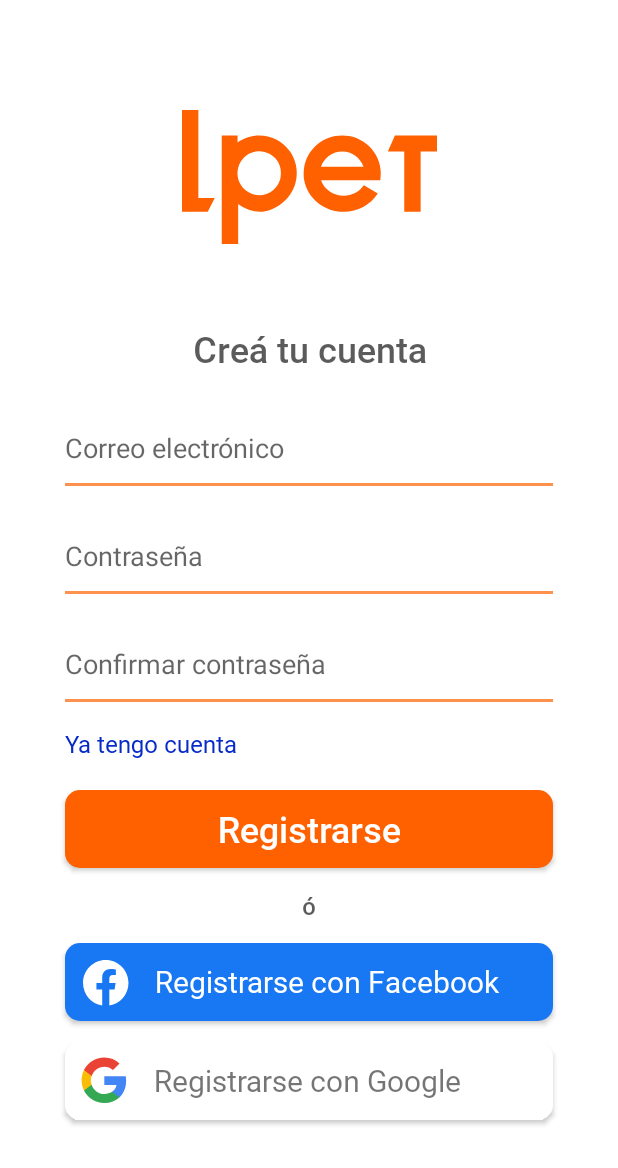
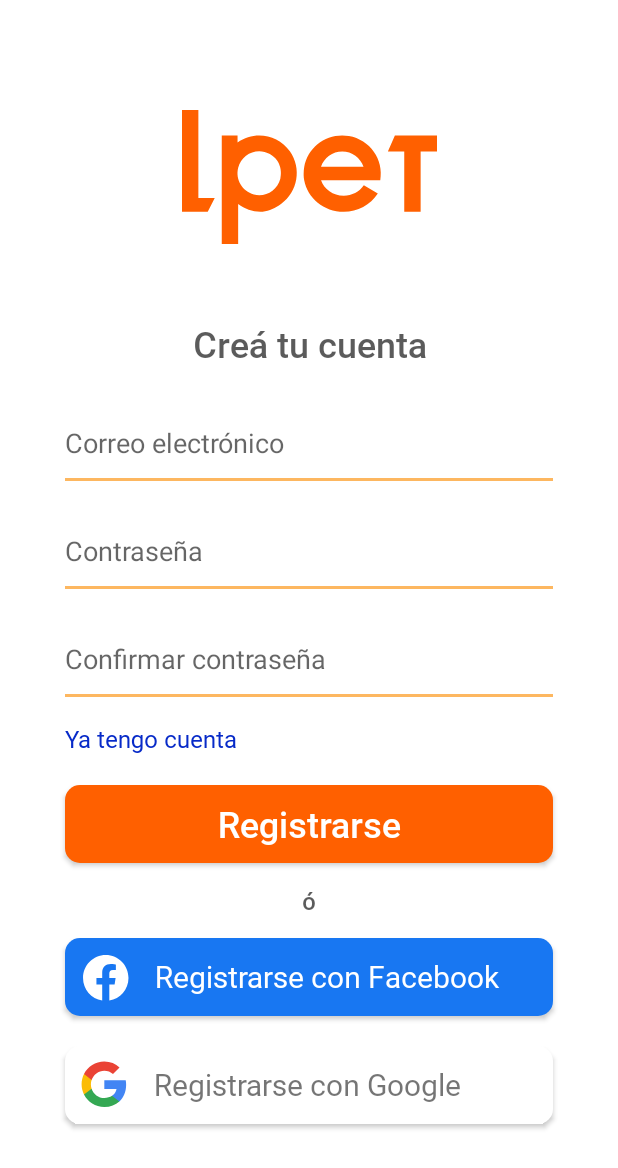
Before and after one commit to PolNun/lpet_android, an Android app: the screen it shows after launch (MainActivity), after a tap on an icon or button, on a phone screen of 412 x 824 dp. Shown: the top 1168 px of the screen. Run offline under Robolectric (Android 15) with nearby library versions, the phone set to English and light mode, and no system bars.

Commit message:
Estilos en editTexts modificados

```diff
--- a/app/src/main/res/layout/fragment_registro.xml
+++ b/app/src/main/res/layout/fragment_registro.xml
@@ -122,18 +122,18 @@
 
     <Space
         android:layout_width="match_parent"
-        android:layout_height="14dp" />
+        android:layout_height="20dp" />
 
     <androidx.appcompat.widget.AppCompatButton
         android:id="@+id/btnRegistrarseGoogle"
         android:layout_width="wrap_content"
         android:layout_height="wrap_content"
         android:layout_gravity="center_horizontal"
+        android:layout_marginBottom="25dp"
         android:background="@drawable/boton_google"
         android:drawableStart="@drawable/google_logo"
         android:elevation="12dp"
         android:paddingStart="10dp"
-        android:layout_marginBottom="25dp"
         android:paddingEnd="45dp"
         android:text="@string/registrarse_con_google"
         android:textAppearance="@style/texto_boton_google" />
--- a/app/src/main/res/values/colors.xml
+++ b/app/src/main/res/values/colors.xml
@@ -7,6 +7,6 @@
     <color name="color_facebook">#1877F2</color>
     <color name="color_secuendario_b">#B0072AC8</color>
     <color name="secundario_gradiente">#FF8C22</color>
-    <color name="color_principal_b">#B0FF6000</color>
+    <color name="color_principal_b">#B0FD971A</color>
     <color name="color_secundario_b">#B0072AC8</color>
 </resources>
--- a/app/src/main/res/values/strings.xml
+++ b/app/src/main/res/values/strings.xml
@@ -16,7 +16,6 @@
     <string name="registrarse_con_google">Registrarse con Google</string>
     <string name="o">ó</string>
     <string name="pregunta_tenes_cuenta">¿No tenés una cuenta? <b>Registrate</b></string>
-    <!-- TODO: Remove or change this placeholder text -->
     <string name="hello_blank_fragment">Hello blank fragment</string>
     <string name="nombre_de_usuario">Nombre de usuario</string>
     <string name="texto_continuar">Continuar</string>
```
